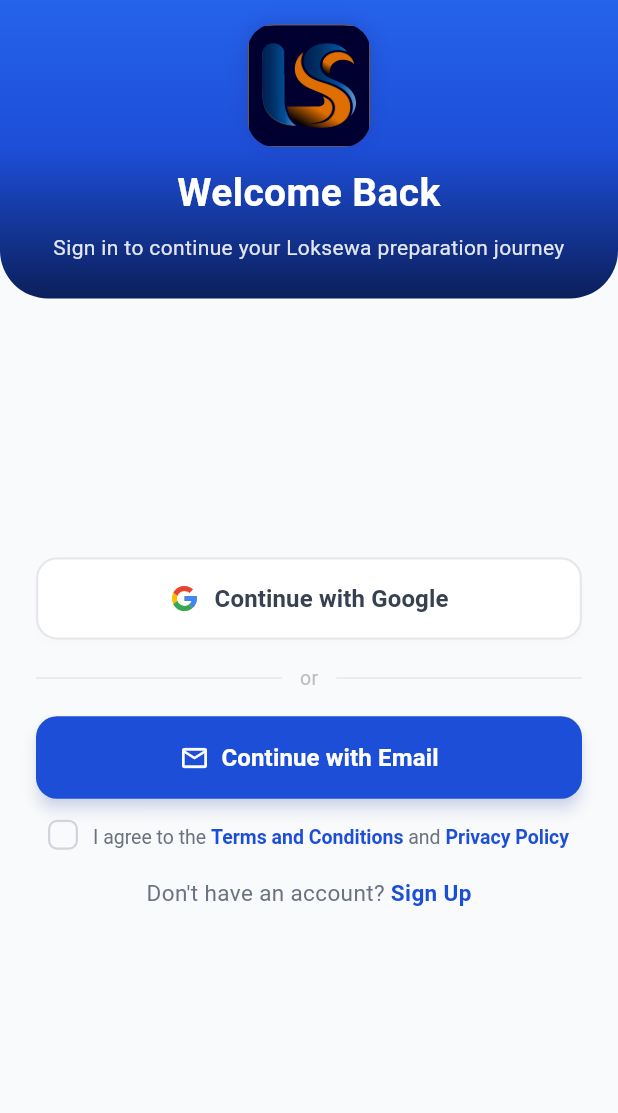
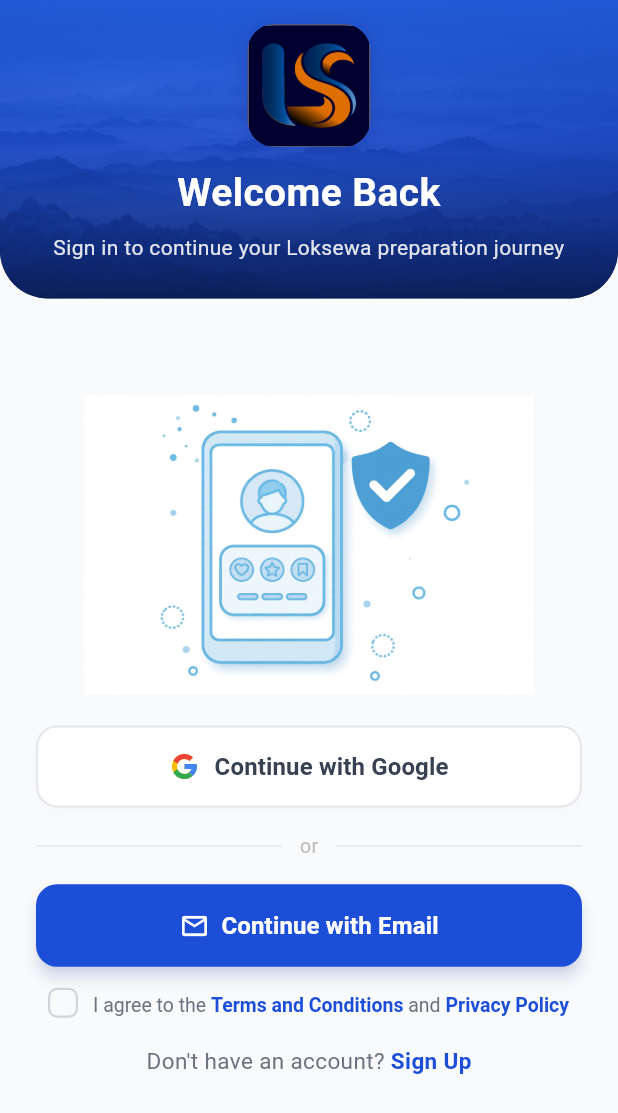
Before and after one commit to Engineeringhub04/Loksewa-Solution, a Flutter app: the LoginScreen screen opened by its route, on a phone screen of 412 x 824 dp. Shown: the top 1113 px of the screen. Run offline on Flutter 3.47's test engine with Material 3 defaults, Android fonts, the phone set to English and light mode, and no system bars; our stand-ins replace app_links, connectivity_plus, curved_navigation_bar, device_info_plus, file_picker, firebase_core and 7 more; missing offline and left inert: pdfx; accounts and stored records are empty; network calls fail.

Commit message:
v1.0.89: Himalayan auth header + illustrations

```diff
--- a/lib/screens/auth/app_info_screen.dart
+++ b/lib/screens/auth/app_info_screen.dart
@@ -22,7 +22,7 @@
   const AppInfoScreen({super.key});
 
   /// Displayed app version. BUMP WITH EVERY RELEASE — see ~/AGENTS.md.
-  static const _appVersion = '1.0.88';
+  static const _appVersion = '1.0.89';
 
   /// Public read of the app version for other screens
   /// (e.g. the account-deletion-request Discord embed).
--- a/lib/screens/auth/forgot_password_screen.dart
+++ b/lib/screens/auth/forgot_password_screen.dart
@@ -231,6 +231,10 @@
               "Enter your email and we'll send you a secure reset link",
               'आफ्नो इमेल प्रविष्ट गर्नुहोस्, हामी सुरक्षित रिसेट लिङ्क पठाउनेछौं'),
           onBack: () => context.pop(),
+          // Flat reset illustration fills the space between header and card
+          // (user mockup, 2026-10-10) — compact since the form is tall.
+          illustrationAsset: 'assets/images/auth_illust_reset.png',
+          illustrationHeight: 150,
           // The form shows instantly — no preloading shimmer (user asked
           // for direct display on 2026-10-10).
           child: AnimatedSwitcher(
--- a/lib/screens/auth/reset_password_screen.dart
+++ b/lib/screens/auth/reset_password_screen.dart
@@ -261,6 +261,10 @@
           subtitle: AppLanguage.tr(
               'Choose a strong new password for your account',
               'आफ्नो खाताको लागि बलियो नयाँ पासवर्ड छान्नुहोस्'),
+          // Flat reset illustration between header and card (user mockup,
+          // 2026-10-10) — compact since the form is tall.
+          illustrationAsset: 'assets/images/auth_illust_reset.png',
+          illustrationHeight: 150,
           // The form shows instantly — no preloading shimmer (user asked for
           // direct display on 2026-10-10). Back goes to /login for logged-out
           // users (cold-start link path); logged-in users (auto-opened over
--- a/lib/screens/login_screen.dart
+++ b/lib/screens/login_screen.dart
@@ -277,6 +277,14 @@
       key: const ValueKey('collapsed'),
       crossAxisAlignment: CrossAxisAlignment.stretch,
       children: [
+        Padding(
+          padding: const EdgeInsets.only(top: 4, bottom: 20),
+          child: Image.asset(
+            'assets/images/auth_illust_login.png',
+            height: 200,
+            fit: BoxFit.contain,
+          ),
+        ),
         _googleButton(),
         const AuthDivider(),
         AuthEmailButton(
--- a/lib/widgets/auth/auth_header.dart
+++ b/lib/widgets/auth/auth_header.dart
@@ -1,9 +1,11 @@
 import 'package:flutter/material.dart';
 
 /// Curved gradient header shared by all auth screens — mirrors AuthHeader.tsx.
-/// Gradient #2563EB -> #1D4ED8 -> #0B1F5B top-to-bottom, 32px bottom corner
-/// radius, 82x82 logo squircle tile (radius 18), title 26 bold white,
-/// subtitle 14 rgba(255,255,255,0.88). Always light — never themed.
+/// Himalayan panorama background (auth_himalayas_bg.png) under an app-blue
+/// gradient overlay (#2563EB -> #1D4ED8 -> #0B1F5B top-to-bottom, translucent
+/// so the mountains show through faintly), 32px bottom corner radius,
+/// 82x82 logo squircle tile (radius 18), title 26 bold white, subtitle 14
+/// rgba(255,255,255,0.88). Always light — never themed.
 class AuthHeader extends StatelessWidget {
   final String title;
   final String subtitle;
@@ -21,18 +23,27 @@
     final topPad = MediaQuery.of(context).padding.top;
     return Container(
       decoration: const BoxDecoration(
+        borderRadius: BorderRadius.only(
+          bottomLeft: Radius.circular(32),
+          bottomRight: Radius.circular(32),
+        ),
+        image: DecorationImage(
+          image: AssetImage('assets/images/auth_himalayas_bg.png'),
+          fit: BoxFit.cover,
+          alignment: Alignment.bottomCenter,
+        ),
+      ),
+      clipBehavior: Clip.antiAlias,
+      child: Container(
+        decoration: BoxDecoration(
           gradient: LinearGradient(
             begin: Alignment.topCenter,
             end: Alignment.bottomCenter,
             colors: [
-            Color(0xFF2563EB),
-            Color(0xFF1D4ED8),
-            Color(0xFF0B1F5B),
+              const Color(0xFF2563EB).withValues(alpha: 0.88),
+              const Color(0xFF1D4ED8).withValues(alpha: 0.78),
+              const Color(0xFF0B1F5B).withValues(alpha: 0.92),
             ],
-        ),
-        borderRadius: BorderRadius.only(
-          bottomLeft: Radius.circular(32),
-          bottomRight: Radius.circular(32),
           ),
         ),
         padding: EdgeInsets.only(
@@ -108,6 +119,7 @@
           ),
         ],
         ),
+      ),
     );
   }
 }
--- a/lib/widgets/auth/auth_screen_layout.dart
+++ b/lib/widgets/auth/auth_screen_layout.dart
@@ -5,11 +5,18 @@
 /// the body scrolls underneath it — mirrors AuthScreenLayout.tsx.
 /// The body starts 22px under the header (OVERLAP) and slides behind it.
 /// Always light (#F9FAFB), even in dark mode.
+///
+/// [illustrationAsset]: optional flat illustration shown in the empty space
+/// between the header and the content card (e.g. the auth illustrations).
+/// It scrolls with the body. Screens that toggle it themselves (login/signup
+/// provider-selection state) pass nothing and render it inside their child.
 class AuthScreenLayout extends StatefulWidget {
   final String title;
   final String subtitle;
   final VoidCallback? onBack;
   final Widget child;
+  final String? illustrationAsset;
+  final double illustrationHeight;
 
   const AuthScreenLayout({
     super.key,
@@ -17,6 +24,8 @@
     required this.subtitle,
     this.onBack,
     required this.child,
+    this.illustrationAsset,
+    this.illustrationHeight = 190,
   });
 
   @override
@@ -68,7 +77,19 @@
                       child: Column(
                         mainAxisAlignment: MainAxisAlignment.center,
                         crossAxisAlignment: CrossAxisAlignment.stretch,
-                        children: [widget.child],
+                        children: [
+                          if (widget.illustrationAsset != null)
+                            Padding(
+                              padding:
+                                  const EdgeInsets.only(top: 8, bottom: 20),
+                              child: Image.asset(
+                                widget.illustrationAsset!,
+                                height: widget.illustrationHeight,
+                                fit: BoxFit.contain,
+                              ),
+                            ),
+                          widget.child,
+                        ],
                       ),
                     ),
                   ),
--- a/pubspec.yaml
+++ b/pubspec.yaml
@@ -1,7 +1,7 @@
 name: loksewa_solution
 description: Loksewa Solution — Flutter rewrite. Same Firebase backend as the Expo app (REST-based, no backend changes).
 publish_to: 'none'
-version: 1.0.88+89
+version: 1.0.89+90
 
 environment:
   sdk: '>=3.4.0 <4.0.0'
@@ -42,6 +42,10 @@
     - assets/images/ws-leaderboard_analytics.png
     - assets/images/ws-dailytest.png
     - assets/images/ws-discussion.png
+    - assets/images/auth_himalayas_bg.png
+    - assets/images/auth_illust_login.png
+    - assets/images/auth_illust_signup.png
+    - assets/images/auth_illust_reset.png
     - assets/icons/nav_home.json
     - assets/icons/nav_exam.json
     - assets/icons/nav_discussion.json
```
Also changed, not shown: lib/screens/auth/signup_screen.dart (+8 -0 lines), assets/images/auth_himalayas_bg.png (added), assets/images/auth_illust_login.png (added), assets/images/auth_illust_reset.png (added), assets/images/auth_illust_signup.png (added), 4 other files. Lines whose indentation alone changed are shown as unchanged.
